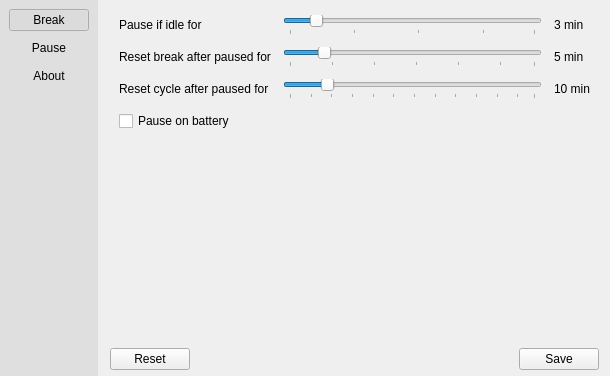
The window that src/pref-window.ui (AllanChain/sane-break) describes before a commit, drawn with Qt 5.
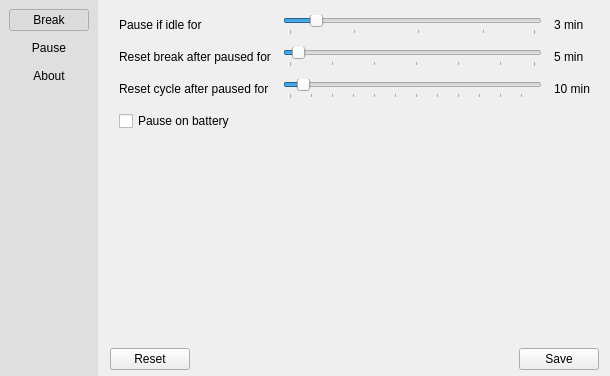
The same window after the commit. The open tabs and pages were chosen to show the change. Icons and pictures are not drawn. Custom widgets are drawn as their Qt base class.

What changed in the file:
```diff
--- a/src/pref-window.ui
+++ b/src/pref-window.ui
@@ -492,7 +492,7 @@
               <number>30</number>
              </property>
              <property name="value">
-              <number>5</number>
+              <number>2</number>
              </property>
              <property name="orientation">
               <enum>Qt::Orientation::Horizontal</enum>
@@ -508,13 +508,13 @@
            <item row="2" column="1">
             <widget class="SteppedSlider" name="resetCycleAfterPauseSlider">
              <property name="minimum">
-              <number>1</number>
+              <number>2</number>
              </property>
              <property name="maximum">
               <number>60</number>
              </property>
              <property name="value">
-              <number>10</number>
+              <number>5</number>
              </property>
              <property name="orientation">
               <enum>Qt::Orientation::Horizontal</enum>
```
Left out of the diff: 8 changed lines with no effect on the pictures.
